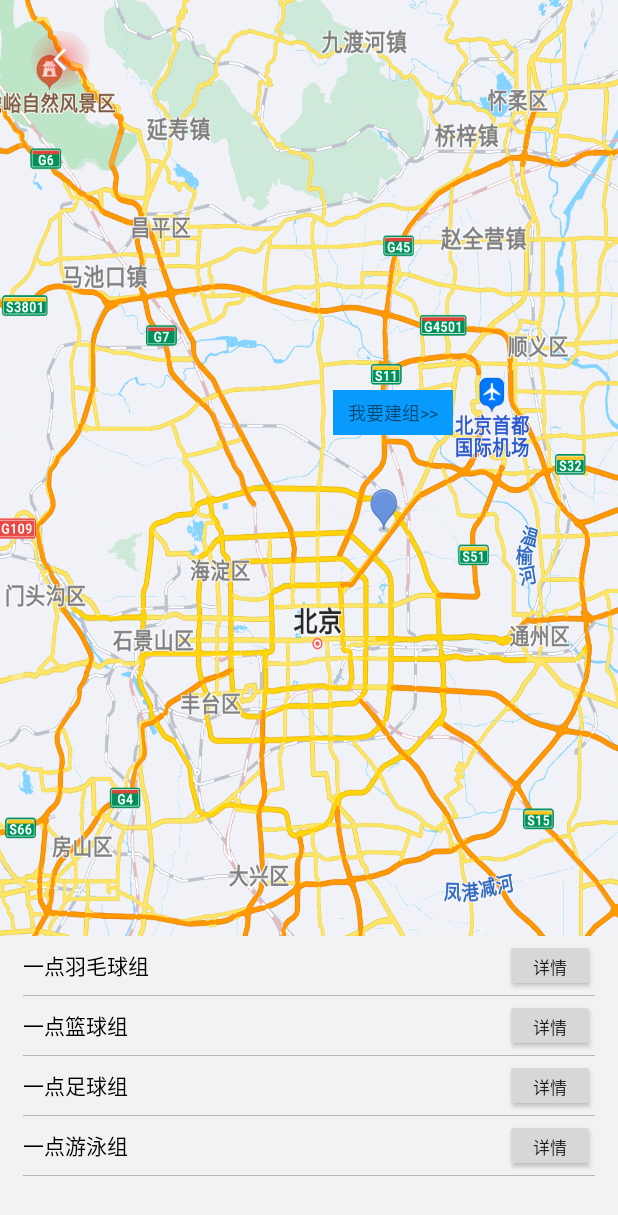
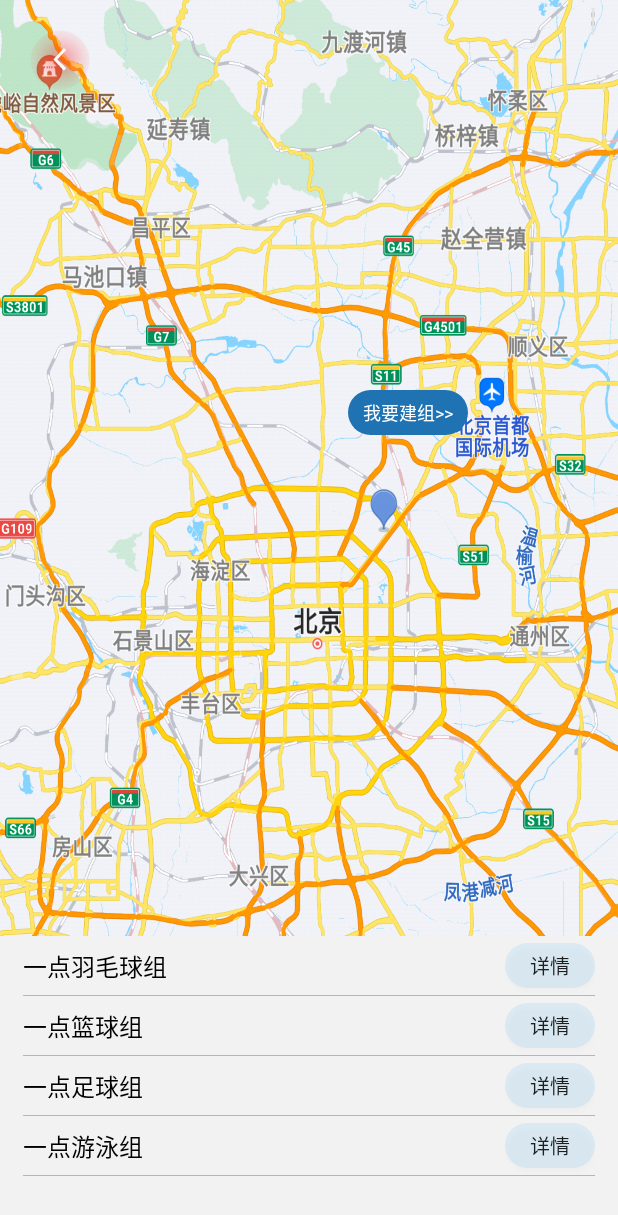
Before and after one commit to WeihaoJiang/sport, an Android app: the NearByActivity screen opened directly, with no data from a screen before it, after a tap on an icon or button, on a phone screen of 412 x 824 dp. Shown: the top 1215 px of the screen. Run offline under Robolectric (Android 15) with nearby library versions, the phone set to English and light mode, and no system bars; our stand-ins replace CircleImageView.

Commit message:
update:兴趣组详情页

```diff
--- a/app/src/main/java/com/example/jiangweihao/sport/coding/activity/CreateGroupItemActivity.java
+++ b/app/src/main/java/com/example/jiangweihao/sport/coding/activity/CreateGroupItemActivity.java
@@ -12,7 +12,8 @@ public class CreateGroupItemActivity extends AppCompatActivity implements View.O
     protected void onCreate(Bundle savedInstanceState) {
         super.onCreate(savedInstanceState);
         setContentView(R.layout.activity_create_group_item);
-
+        findViewById(R.id.back).setOnClickListener(this);
+        findViewById(R.id.submit).setOnClickListener(this);
     }
 
     @Override
@@ -20,6 +21,7 @@ public class CreateGroupItemActivity extends AppCompatActivity implements View.O
         int id = v.getId();
         switch (id) {
             case R.id.back:
+            case R.id.submit:
                 finish();
         }
     }
--- /dev/null
+++ b/app/src/main/res/drawable/shape_solid_radius100_blue.xml
@@ -0,0 +1,6 @@
+<?xml version="1.0" encoding="utf-8"?>
+
+<shape xmlns:android="http://schemas.android.com/apk/res/android">
+    <corners android:radius="100dp" />
+    <solid android:color="#1f73b3" />
+</shape>
--- /dev/null
+++ b/app/src/main/res/drawable/shape_solid_radius20_blue.xml
@@ -0,0 +1,6 @@
+<?xml version="1.0" encoding="utf-8"?>
+
+<shape xmlns:android="http://schemas.android.com/apk/res/android">
+    <corners android:radius="20dp" />
+    <solid android:color="#1A129aee" />
+</shape>
--- a/app/src/main/res/layout/activity_near_by.xml
+++ b/app/src/main/res/layout/activity_near_by.xml
@@ -30,11 +30,12 @@
         android:id="@+id/createItem"
         android:layout_width="80dp"
         android:layout_height="30dp"
-        android:background="@color/arc1"
+        android:background="@drawable/shape_solid_radius100_blue"
         android:text="我要建组>>"
         android:gravity="center"
         android:textSize="12sp"
-        android:layout_marginRight="110dp"
+        android:textColor="@color/white"
+        android:layout_marginRight="100dp"
         android:visibility="gone"
         app:layout_constraintBottom_toTopOf="@id/location"
         app:layout_constraintRight_toRightOf="parent" />
--- a/app/src/main/res/layout/group_item.xml
+++ b/app/src/main/res/layout/group_item.xml
@@ -16,7 +16,7 @@
         android:textColor="#000000"
         android:ellipsize="end"
         android:lines="1"
-        android:textSize="14dp"
+        android:textSize="16dp"
         android:gravity="center_vertical"
         tools:text="一点羽毛球"
         android:includeFontPadding="false"/>
@@ -24,11 +24,12 @@
     <Button
         android:id="@+id/item_detail"
         android:layout_width="60dp"
-        android:layout_height="35dp"
+        android:layout_height="30dp"
+        android:background="@drawable/shape_solid_radius20_blue"
         android:gravity="center"
         android:layout_centerVertical="true"
         android:text="详情"
-        android:textSize="11sp"
+        android:textSize="13sp"
         android:layout_alignParentRight="true"/>
 
     <View
```
Also changed, not shown: app/src/main/java/com/example/jiangweihao/sport/coding/activity/GroupDetailActivity.java (+42 -1 lines), app/src/main/res/drawable/shape_stroke_radius12_gray_color.xml (added, +9 -0 lines), app/src/main/res/layout/activity_create_group_item.xml (+67 -0 lines), app/src/main/res/layout/activity_group_detail.xml (+9 -4 lines), app/src/main/res/drawable/location_info.png (added).
